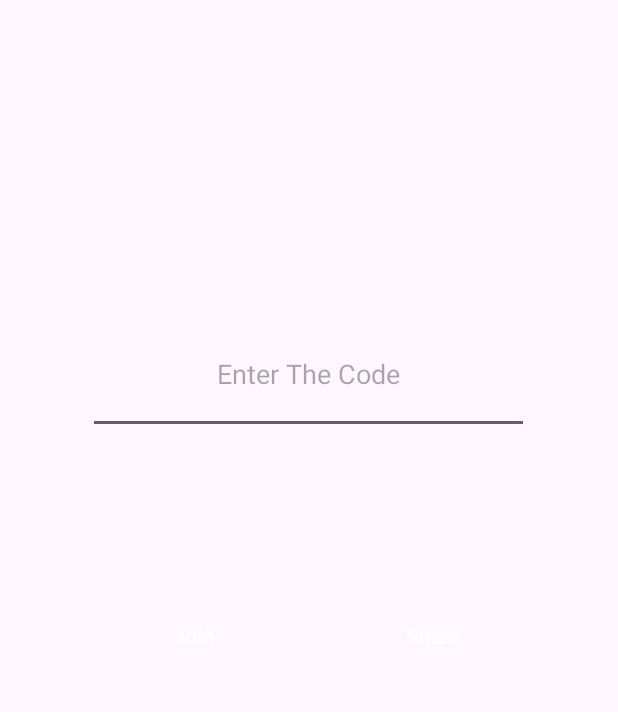
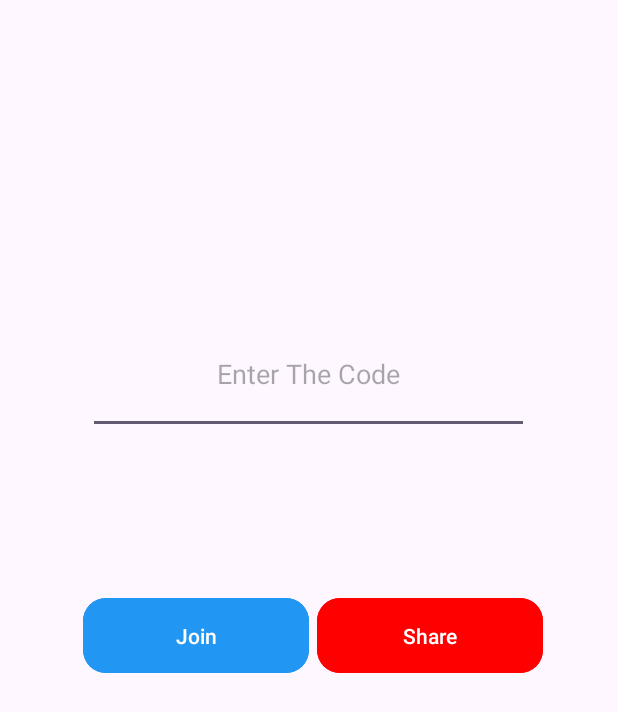
Before and after one commit to siddharth123bansal/VideoCall, an Android app: the screen it shows after launch (MainActivity), on a phone screen of 412 x 824 dp. Shown: the top 712 px of the screen. Run offline under Robolectric (Android 15) with nearby library versions, the phone set to English and light mode, and no system bars; libraries missing offline, so code that uses them is left out: org.jitsi.meet; 2 statements that could not run were skipped.

Commit message:
changes in the buttons

```diff
--- a/app/src/main/res/layout/activity_main.xml
+++ b/app/src/main/res/layout/activity_main.xml
@@ -3,6 +3,7 @@
     xmlns:app="http://schemas.android.com/apk/res-auto"
     xmlns:tools="http://schemas.android.com/tools"
     android:id="@+id/main"
+    android:backgroundTint="@color/white"
     android:layout_width="match_parent"
     android:layout_height="match_parent"
     tools:context=".MainActivity">
@@ -36,29 +37,31 @@
 
         <Button
             android:id="@+id/joinBtn"
-            style="?android:attr/buttonBarButtonStyle"
+
+            android:layout_width="wrap_content"
+            android:layout_height="wrap_content"
+            android:layout_gravity="center_vertical"
+            android:layout_marginStart="5dp"
+            android:layout_marginEnd="5dp"
+            android:layout_weight="1"
+            android:backgroundTint="#2196F3"
+            android:text="Join"
+            android:padding="15dp"
+            android:textColor="@color/white"
+            app:cornerRadius="15dp" />
+
+        <Button
+            android:id="@+id/shareBtn"
+
             android:layout_width="wrap_content"
             android:layout_height="wrap_content"
             android:layout_gravity="center_vertical"
             android:layout_weight="1"
-            android:background="@color/blue"
-            android:text="Join"
-            android:textColor="@color/white"
-            android:layout_marginEnd="5dp"
-            android:layout_marginStart="5dp"
-            app:cornerRadius="15dp" />
-
-        <Button
-            android:id="@+id/shareBtn"
-            style="?android:attr/buttonBarButtonStyle"
-            android:layout_width="wrap_content"
-            android:layout_height="wrap_content"
-            android:layout_gravity="center_vertical"
-            android:background="@color/red"
-            android:textColor="@color/white"
-
-            android:layout_weight="1"
-            android:text="Share" />
+            app:cornerRadius="15dp"
+            android:padding="15dp"
+            android:backgroundTint="#FF0000"
+            android:text="Share"
+            android:textColor="@color/white" />
     </LinearLayout>
 
 </androidx.constraintlayout.widget.ConstraintLayout>
```
